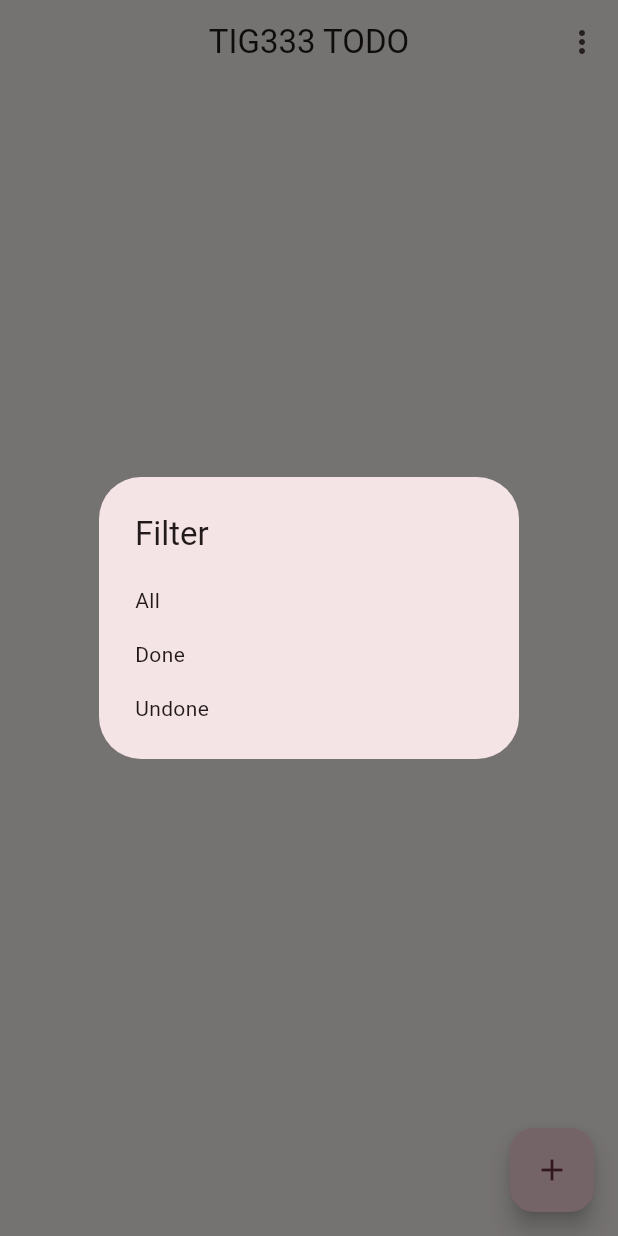
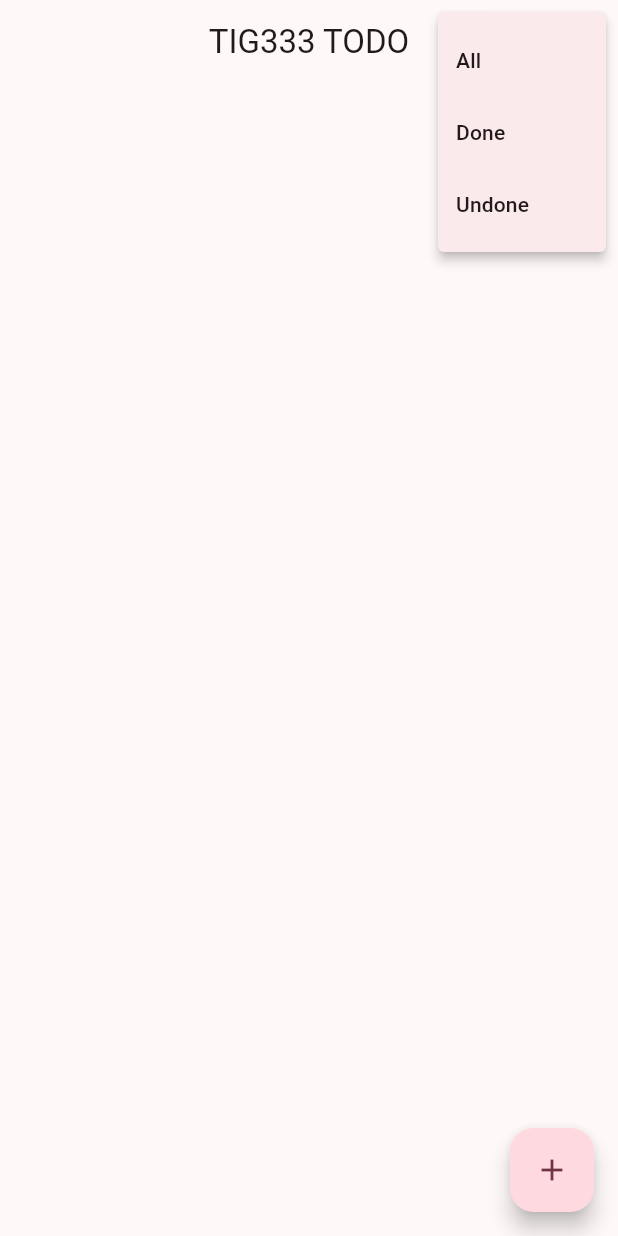
Before and after one commit to gu-tig333-ht23/gusbliel, a Flutter app: the screen it shows after launch, after a tap on the "more vert" icon, on a phone screen of 412 x 824 dp. Run offline on Flutter 3.47's test engine with Material 2 defaults, Android fonts, the phone set to English and light mode, and no system bars.

Commit message:
Namn på filet + PopupMenuButton istället för ShowDialog
Filernas namn ska nu va i enlighet med flutters regler samt bytte jag från showdialog till popupmenubutton för att det tydligen va en grej och funkar betydligt bättre

```diff
--- a/lib/HomePageView.dart
+++ /dev/null
@@ -1,77 +0,0 @@
-import 'package:flutter/material.dart';
-import 'package:template/TaskListItem.dart';
-import "AddTaskView.dart";
-import "package:provider/provider.dart";
-import "TaskFilter.dart";
-
-class HomePageView extends StatelessWidget {
-
-  @override
-  Widget build(BuildContext context) {
-    var taskState = Provider.of<TaskListItemState>(context);
-    var filterModel = Provider.of<TaskFilterModel>(context);
-    List<Task> filteredTasks = filterModel.applyFilter(taskState.tasks);
-
-    return Scaffold(
-      appBar: AppBar(
-        centerTitle: true,
-        title: Text("TIG333 TODO"),
-        actions: [
-          IconButton(icon: Icon(Icons.more_vert), onPressed: (){
-            showDialog(context: context,
-                builder: (BuildContext context) => filterDialog(context, filterModel),);
-          })
-        ],
-
-      ),
-      body: ListView.builder(
-        itemCount: filteredTasks.length,
-        itemBuilder: (context, index) {
-          final task = filteredTasks[index];
-          return TaskListItem(
-            task: task,
-            onRemove: () {
-              taskState.removeTask(task);
-            },
-          );
-        },
-      ),
-      floatingActionButton: FloatingActionButton(
-        onPressed: () {
-          Navigator.push(context, MaterialPageRoute(builder: (context) => AddTaskView()));
-        },
-
-        child: Icon(Icons.add),
-      ),
-    );
-  }
-
-      Widget filterDialog(BuildContext context, TaskFilterModel filterModel) {
-        return SimpleDialog(
-          title: Text("Filter"),
-          children: <Widget>[
-            SimpleDialogOption(
-              onPressed: () {
-                filterModel.setFilter(TaskFilter.All);
-                Navigator.pop(context);
-              },
-              child: const Text('All'),
-            ),
-            SimpleDialogOption(
-              onPressed: () {
-                filterModel.setFilter(TaskFilter.Done);
-                Navigator.pop(context);
-              },
-              child: const Text('Done'),
-            ),
-            SimpleDialogOption(
-              onPressed: () {
-                filterModel.setFilter(TaskFilter.Undone);
-                Navigator.pop(context);
-              },
-              child: const Text('Undone'),
-            ),
-          ],
-        );
-      }
-  }
--- /dev/null
+++ b/lib/home_page_view.dart
@@ -0,0 +1,61 @@
+import 'package:flutter/material.dart';
+import 'package:template/task_list_item.dart';
+import 'add_task_view.dart';
+import "package:provider/provider.dart";
+import 'task_filter.dart';
+
+class HomePageView extends StatelessWidget {
+  @override
+  Widget build(BuildContext context) {
+    var taskState = Provider.of<TaskListItemState>(context);
+    var filterModel = Provider.of<TaskFilterModel>(context);
+    List<Task> filteredTasks = filterModel.applyFilter(taskState.tasks);
+
+    return Scaffold(
+      appBar: AppBar(
+        centerTitle: true,
+        title: Text("TIG333 TODO"),
+        actions: [
+          PopupMenuButton<TaskFilter>(
+            onSelected: (filter) {
+              filterModel.setFilter(filter);
+            },
+            itemBuilder: (context) => [
+              PopupMenuItem(
+                value: TaskFilter.All,
+                child: Text('All'),
+              ),
+              PopupMenuItem(
+                value: TaskFilter.Done,
+                child: Text('Done'),
+              ),
+              PopupMenuItem(
+                value: TaskFilter.Undone,
+                child: Text('Undone'),
+              ),
+            ],
+          ),
+        ],
+      ),
+      body: ListView.builder(
+        itemCount: filteredTasks.length,
+        itemBuilder: (context, index) {
+          final task = filteredTasks[index];
+          return TaskListItem(
+            task: task,
+            onRemove: () {
+              taskState.removeTask(task);
+            },
+          );
+        },
+      ),
+      floatingActionButton: FloatingActionButton(
+        onPressed: () {
+          Navigator.push(
+              context, MaterialPageRoute(builder: (context) => AddTaskView()));
+        },
+        child: Icon(Icons.add),
+      ),
+    );
+  }
+}
--- a/lib/main.dart
+++ b/lib/main.dart
@@ -1,24 +1,23 @@
 import 'package:flutter/material.dart';
-import "HomePageView.dart";
+import 'home_page_view.dart';
 import "package:provider/provider.dart";
-import 'TaskListItem.dart';
-import "TaskFilter.dart";
+import 'task_list_item.dart';
+import 'task_filter.dart';
 
 void main() {
   TaskListItemState taskState = TaskListItemState();
-  TaskFilterModel filterModel = TaskFilterModel(); // Add this line
+  TaskFilterModel filterModel = TaskFilterModel();
 
   runApp(
     MultiProvider(
       providers: [
         ChangeNotifierProvider(create: (context) => taskState),
-        ChangeNotifierProvider(create: (context) => filterModel), // Add this line
+        ChangeNotifierProvider(create: (context) => filterModel),
       ],
       child: MyApp(),
     ),
   );
 }
-
 
 class MyApp extends StatelessWidget {
   const MyApp({super.key});
@@ -29,8 +28,8 @@ class MyApp extends StatelessWidget {
       title: 'Flutter Demo',
       debugShowCheckedModeBanner: false,
       theme: ThemeData(
-
-        colorScheme: ColorScheme.fromSeed(seedColor: Color.fromARGB(255, 255, 145, 175)), //hehehe
+        colorScheme: ColorScheme.fromSeed(
+            seedColor: Color.fromARGB(255, 255, 145, 175)), //hehehe
         useMaterial3: true,
       ),
       home: HomePageView(),
--- a/lib/TaskFilter.dart
+++ b/lib/task_filter.dart
@@ -1,5 +1,5 @@
-import 'package:flutter/foundation.dart';
-import 'package:template/TaskListItem.dart';
+import 'package:flutter/material.dart';
+import 'package:template/task_list_item.dart';
 
 enum TaskFilter {
   All,
--- a/lib/TaskListItem.dart
+++ b/lib/task_list_item.dart
@@ -2,7 +2,7 @@ import 'package:flutter/material.dart';
 import "package:provider/provider.dart";
 
 class TaskListItemState extends ChangeNotifier {
-  List<Task> _tasks = [];
+  final List<Task> _tasks = [];
 
   List<Task> get tasks => _tasks;
 
@@ -15,7 +15,6 @@ class TaskListItemState extends ChangeNotifier {
     _tasks.remove(task);
     notifyListeners();
   }
-
 }
 
 class Task {
@@ -24,8 +23,6 @@ class Task {
 
   Task({required this.taskText, this.isDone = false});
 }
-
-
 
 class TaskListItem extends StatelessWidget {
   final Task task;
@@ -40,7 +37,8 @@ class TaskListItem extends StatelessWidget {
         value: task.isDone,
         onChanged: (bool? value) {
           task.isDone = value!;
-          Provider.of<TaskListItemState>(context, listen: false).notifyListeners();
+          Provider.of<TaskListItemState>(context, listen: false)
+              .notifyListeners();
         },
       ),
       title: Text(
```
Also changed, not shown: lib/AddTaskView.dart (deleted, +0 -52 lines), lib/add_task_view.dart (added, +43 -0 lines).
